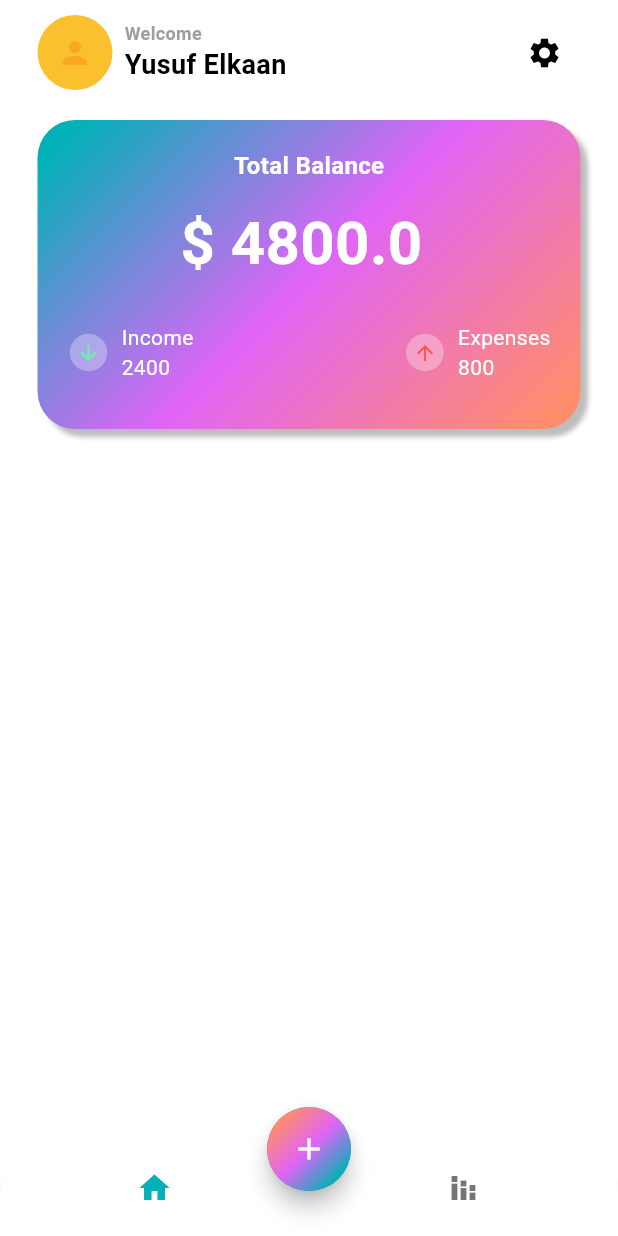
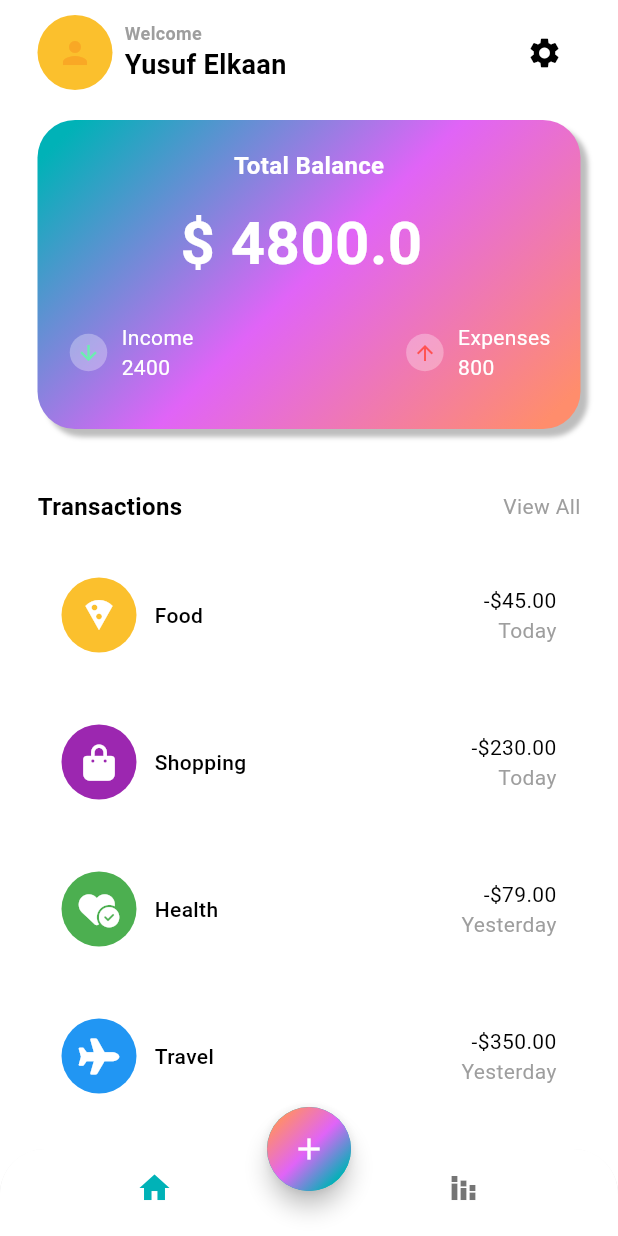
Before and after one commit to yusufelkaann/expense_tracker, a Flutter app: the screen it shows after launch, on a phone screen of 412 x 824 dp. Run offline on Flutter 3.47's test engine with Material 3 defaults, Android fonts, the phone set to English and light mode, and no system bars; our stand-ins replace font_awesome_flutter.

Commit message:
home screens ui is done

```diff
--- /dev/null
+++ b/lib/data/data.dart
@@ -0,0 +1,33 @@
+import 'package:flutter/material.dart';
+import 'package:font_awesome_flutter/font_awesome_flutter.dart';
+
+List<Map<String, dynamic>> transactionsData = [
+  {
+    'icon': const FaIcon(Icons.local_pizza, color: Colors.white),
+    'color': Colors.yellow[700],
+    'name': 'Food',
+    'totalAmount': '-\$45.00',
+    'date': 'Today',
+  },
+  {
+    'icon': const FaIcon(FontAwesomeIcons.bagShopping, color: Colors.white),
+    'color': Colors.purple,
+    'name': 'Shopping',
+    'totalAmount': '-\$230.00',
+    'date': 'Today',
+  },
+  {
+    'icon': const FaIcon(FontAwesomeIcons.heartCircleCheck, color: Colors.white),
+    'color': Colors.green,
+    'name': 'Health',
+    'totalAmount': '-\$79.00',
+    'date': 'Yesterday',
+  },
+  {
+    'icon': const FaIcon(FontAwesomeIcons.plane, color: Colors.white),
+    'color': Colors.blue,
+    'name': 'Travel',
+    'totalAmount': '-\$350.00',
+    'date': 'Yesterday',
+  }
+];
--- a/lib/pages/home/views/main_Screen.dart
+++ b/lib/pages/home/views/main_Screen.dart
@@ -1,6 +1,7 @@
 import 'dart:math';
 
 import 'package:expense_tracker/components/custom_row.dart';
+import 'package:expense_tracker/data/data.dart';
 import 'package:flutter/material.dart';
 
 class MainScreen extends StatelessWidget {
@@ -62,7 +63,7 @@ class MainScreen extends StatelessWidget {
 
                   ],
                 ),
-                IconButton(onPressed: (){}, icon: Icon(Icons.settings))
+                IconButton(onPressed: (){}, icon: const Icon(Icons.settings))
               ],
             ),
             const SizedBox(height:20),
@@ -151,6 +152,109 @@ class MainScreen extends StatelessWidget {
                 ],
               ),
             ),
+            const SizedBox(height: 40),
+            Row(
+              mainAxisAlignment: MainAxisAlignment.spaceBetween,
+              children: [
+                Text(
+                  'Transactions',
+                  style: TextStyle(
+                    fontSize: 16,
+                    color: Theme.of(context).colorScheme.onBackground,
+                    fontWeight: FontWeight.bold,
+                  ),
+                ),
+                GestureDetector(
+                  onTap: (){},
+                  child: Text(
+                    'View All',
+                    style: TextStyle(
+                      fontSize: 14,
+                      color: Theme.of(context).colorScheme.outline,
+                      fontWeight: FontWeight.w400,
+                    ),
+                  ),
+                )
+              ],
+            ),
+            const SizedBox(height: 20,),
+            Expanded(
+              child: ListView.builder(
+                itemCount: transactionsData.length,
+                itemBuilder: (context, int i){
+                  return Padding(
+                    padding: const EdgeInsets.only(bottom: 16.0),
+                    child: Container(
+                      decoration: BoxDecoration(
+                        color: Colors.white,
+                        borderRadius: BorderRadius.circular(12),
+                      ),
+                      child: Padding(
+                        padding: const EdgeInsets.all(16.0),
+                        child: Row(
+                          mainAxisAlignment: MainAxisAlignment.spaceBetween,
+                          children: [
+                            Row(
+                              children: [
+                                Stack(
+                                  alignment: Alignment.center,
+                                  children: [
+                                    Container(
+                                      width: 50,
+                                      height: 50,
+                                      decoration: BoxDecoration(
+                                        color: transactionsData[i]['color'],
+                                        shape: BoxShape.circle
+                                      ),
+                                    ),
+                                    transactionsData[i]['icon']
+                                    /*const Icon(
+                                      Icons.local_pizza_outlined,
+                                      color: Colors.white,
+                                    )*/
+                                  ],
+                                ),
+                                const SizedBox(width:12,),
+                                Text(
+                                  transactionsData[i]['name'],
+                                  style: TextStyle(
+                                    fontSize: 14,
+                                    color: Theme.of(context).colorScheme.onBackground,
+                                    fontWeight: FontWeight.w500,
+                                  ),
+                                ),
+                              ],
+                            ),
+                            Column(
+                              crossAxisAlignment: CrossAxisAlignment.end,
+                              children: [
+                                Text(
+                                  transactionsData[i]['totalAmount'],
+                                  style: TextStyle(
+                                    fontSize: 14,
+                                    color: Theme.of(context).colorScheme.onBackground,
+                                    fontWeight: FontWeight.w400,
+                                  ),
+                                ),
+                                Text(
+                                  transactionsData[i]['date'],
+                                  style: TextStyle(
+                                    fontSize: 14,
+                                    color: Theme.of(context).colorScheme.outline,
+                                    fontWeight: FontWeight.w400,
+                                  ),
+                                ),
+                              ],
+                            )
+                          ],
+                        ),
+                      ),
+                    ),
+                  );
+                },
+
+              ),
+            ),
           ],
         ),
       ),
--- a/pubspec.yaml
+++ b/pubspec.yaml
@@ -35,6 +35,7 @@ dependencies:
   # The following adds the Cupertino Icons font to your application.
   # Use with the CupertinoIcons class for iOS style icons.
   cupertino_icons: ^1.0.2
+  font_awesome_flutter: ^10.7.0
 
 dev_dependencies:
   flutter_test:
```
Also changed, not shown: pubspec.lock.
